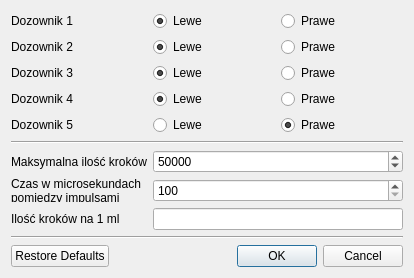
wiacekmarcin/StanowiskoChemiczne, file app/ustawieniadozownika.ui: the form before one commit.
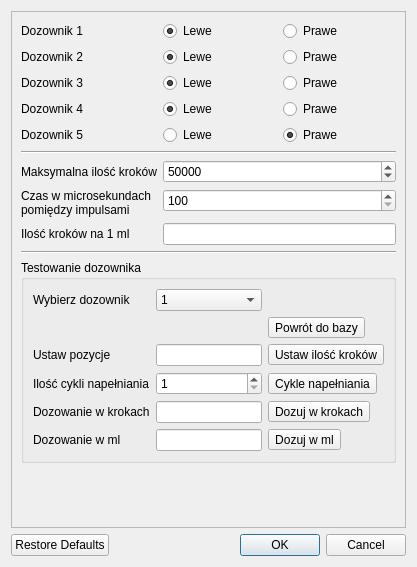
The form after the commit. Custom widgets are drawn as their Qt base class.

What changed in the file:
```diff
--- a/app/ustawieniadozownika.ui
+++ b/app/ustawieniadozownika.ui
@@ -6,13 +6,22 @@
    <rect>
     <x>0</x>
     <y>0</y>
-    <width>414</width>
-    <height>249</height>
+    <width>417</width>
+    <height>567</height>
    </rect>
   </property>
   <property name="windowTitle">
    <string>Ustawienia dozownków</string>
   </property>
+  <layout class="QVBoxLayout" name="verticalLayout">
+   <item>
+    <widget class="QFrame" name="frame">
+     <property name="frameShape">
+      <enum>QFrame::StyledPanel</enum>
+     </property>
+     <property name="frameShadow">
+      <enum>QFrame::Raised</enum>
+     </property>
   <layout class="QFormLayout" name="formLayout">
    <item row="0" column="0">
     <widget class="QLabel" name="Ldozownik1">
@@ -248,7 +257,137 @@
      </property>
     </widget>
    </item>
+      <item row="8" column="1">
+       <widget class="DoubleLineEdit" name="steps_on_ml"/>
+      </item>
    <item row="10" column="0" colspan="2">
+       <widget class="QGroupBox" name="groupBox">
+        <property name="title">
+         <string>Testowanie dozownika</string>
+        </property>
+        <layout class="QGridLayout" name="gridLayout">
+         <item row="2" column="0">
+          <widget class="QLabel" name="label_4">
+           <property name="text">
+            <string>Ustaw pozycje</string>
+           </property>
+          </widget>
+         </item>
+         <item row="4" column="0">
+          <widget class="QLabel" name="label_6">
+           <property name="text">
+            <string>Dozowanie w krokach</string>
+           </property>
+          </widget>
+         </item>
+         <item row="4" column="1">
+          <widget class="DoubleLineEdit" name="steps"/>
+         </item>
+         <item row="2" column="2">
+          <widget class="QToolButton" name="pbSetPosition">
+           <property name="text">
+            <string>Ustaw ilość kroków</string>
+           </property>
+          </widget>
+         </item>
+         <item row="0" column="1">
+          <widget class="QComboBox" name="cbDozownik">
+           <item>
+            <property name="text">
+             <string>1</string>
+            </property>
+           </item>
+           <item>
+            <property name="text">
+             <string>2</string>
+            </property>
+           </item>
+           <item>
+            <property name="text">
+             <string>3</string>
+            </property>
+           </item>
+           <item>
+            <property name="text">
+             <string>4</string>
+            </property>
+           </item>
+           <item>
+            <property name="text">
+             <string>5</string>
+            </property>
+           </item>
+          </widget>
+         </item>
+         <item row="3" column="2">
+          <widget class="QToolButton" name="pbCyklNapelniania">
+           <property name="text">
+            <string>Cykle napełniania</string>
+           </property>
+          </widget>
+         </item>
+         <item row="3" column="1">
+          <widget class="QSpinBox" name="cyckle">
+           <property name="minimum">
+            <number>1</number>
+           </property>
+          </widget>
+         </item>
+         <item row="2" column="1">
+          <widget class="DoubleLineEdit" name="position"/>
+         </item>
+         <item row="0" column="0">
+          <widget class="QLabel" name="label_3">
+           <property name="text">
+            <string>Wybierz dozownik</string>
+           </property>
+          </widget>
+         </item>
+         <item row="1" column="2">
+          <widget class="QToolButton" name="pbHomePosition">
+           <property name="text">
+            <string>Powrót do bazy</string>
+           </property>
+          </widget>
+         </item>
+         <item row="4" column="2">
+          <widget class="QToolButton" name="pbDozujSteps">
+           <property name="text">
+            <string>Dozuj w krokach</string>
+           </property>
+          </widget>
+         </item>
+         <item row="3" column="0">
+          <widget class="QLabel" name="label_5">
+           <property name="text">
+            <string>Ilość cykli napełniania</string>
+           </property>
+          </widget>
+         </item>
+         <item row="5" column="0">
+          <widget class="QLabel" name="label_7">
+           <property name="text">
+            <string>Dozowanie w ml</string>
+           </property>
+          </widget>
+         </item>
+         <item row="5" column="1">
+          <widget class="DoubleLineEdit" name="mls"/>
+         </item>
+         <item row="5" column="2">
+          <widget class="QToolButton" name="pbDozujMls">
+           <property name="text">
+            <string>Dozuj w ml</string>
+           </property>
+          </widget>
+         </item>
+        </layout>
+       </widget>
+      </item>
+     </layout>
+    </widget>
+   </item>
+   <item>
     <widget class="QDialogButtonBox" name="buttonBox">
      <property name="orientation">
       <enum>Qt::Horizontal</enum>
@@ -258,9 +397,6 @@
      </property>
     </widget>
    </item>
-   <item row="8" column="1">
-    <widget class="DoubleLineEdit" name="steps_on_ml"/>
-   </item>
   </layout>
  </widget>
  <customwidgets>
```
Left out of the diff: 8 changed lines with no effect on the pictures. Lines whose indentation alone changed are shown as unchanged.
